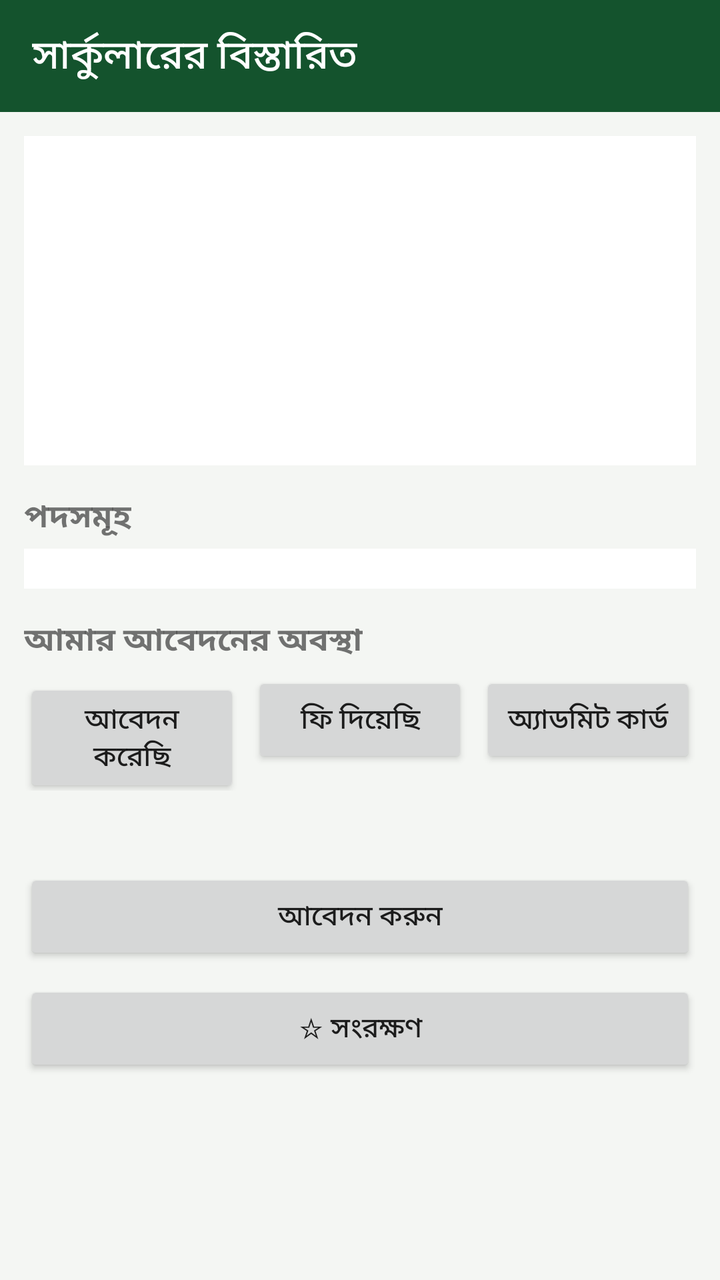
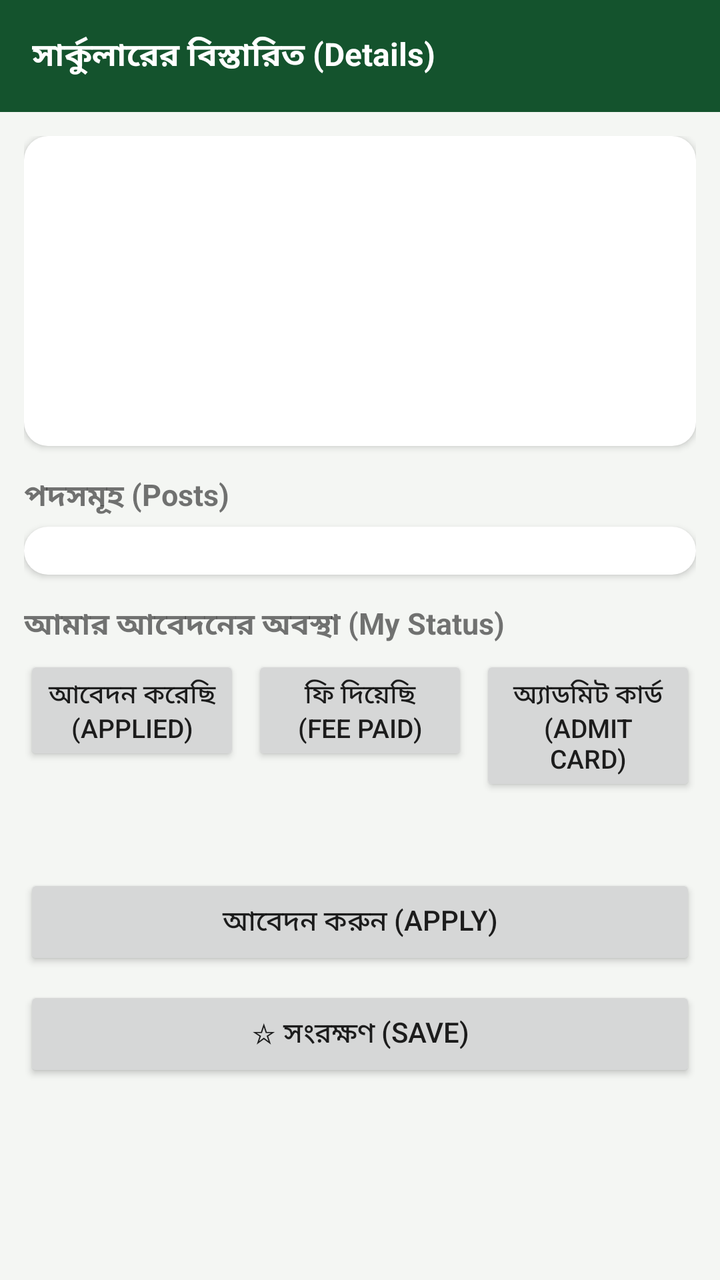

Two renders of the same Android screen: before a commit and after it. Below are the layout's source before the change and the commit's diff.
<!-- AndroidManifest.xml: application theme AppTheme -->
<!-- res/layout/activity_detail.xml -->
<?xml version="1.0" encoding="utf-8"?>
<LinearLayout xmlns:android="http://schemas.android.com/apk/res/android"
    android:layout_width="match_parent"
    android:layout_height="match_parent"
    android:orientation="vertical"
    android:background="@color/bg">

    <android.widget.Toolbar
        android:id="@+id/toolbar"
        android:layout_width="match_parent"
        android:layout_height="?android:attr/actionBarSize"
        android:background="@color/green_dark"
        android:titleTextColor="#ffffff"
        android:title="@string/detail_title" />

    <ScrollView
        android:layout_width="match_parent"
        android:layout_height="match_parent">
        <LinearLayout
            android:layout_width="match_parent"
            android:layout_height="wrap_content"
            android:orientation="vertical"
            android:padding="12dp">
            <LinearLayout
                android:layout_width="match_parent"
                android:layout_height="wrap_content"
                android:orientation="vertical"
                android:background="@color/card"
                android:padding="14dp">
                <TextView
                    android:id="@+id/org"
                    android:layout_width="wrap_content"
                    android:layout_height="wrap_content"
                    android:textSize="18sp"
                    android:textStyle="bold"
                    android:textColor="@color/text_dark" />
                <TextView
                    android:id="@+id/orgEn"
                    android:layout_width="wrap_content"
                    android:layout_height="wrap_content"
                    android:textColor="@color/text_grey"
                    android:textSize="13sp" />
                <TextView
                    android:id="@+id/metaLine"
                    android:layout_width="wrap_content"
                    android:layout_height="wrap_content"
                    android:layout_marginTop="6dp"
                    android:textSize="14sp" />
                <TextView
                    android:id="@+id/deadlineLine"
                    android:layout_width="wrap_content"
                    android:layout_height="wrap_content"
                    android:layout_marginTop="4dp"
                    android:textSize="14sp" />
                <TextView
                    android:id="@+id/cdText"
                    android:layout_width="wrap_content"
                    android:layout_height="wrap_content"
                    android:layout_marginTop="2dp"
                    android:textSize="15sp"
                    android:textStyle="bold"
                    android:textColor="@color/green_dark" />
                <TextView
                    android:id="@+id/sourceNote"
                    android:layout_width="wrap_content"
                    android:layout_height="wrap_content"
                    android:layout_marginTop="8dp"
                    android:textColor="@color/text_grey"
                    android:textSize="12sp" />
            </LinearLayout>

            <TextView
                android:layout_width="wrap_content"
                android:layout_height="wrap_content"
                android:text="পদসমূহ"
                android:textStyle="bold"
                android:textSize="16sp"
                android:layout_marginTop="14dp" />
            <LinearLayout
                android:id="@+id/postsBox"
                android:layout_width="match_parent"
                android:layout_height="wrap_content"
                android:orientation="vertical"
                android:background="@color/card"
                android:padding="10dp"
                android:layout_marginTop="4dp" />

            <TextView
                android:layout_width="wrap_content"
                android:layout_height="wrap_content"
                android:text="আমার আবেদনের অবস্থা"
                android:textStyle="bold"
                android:textSize="16sp"
                android:layout_marginTop="14dp" />
            <LinearLayout
                android:layout_width="match_parent"
                android:layout_height="wrap_content"
                android:orientation="horizontal"
                android:layout_marginTop="4dp">
                <Button
                    android:id="@+id/statusApplied"
                    android:layout_width="0dp"
                    android:layout_height="wrap_content"
                    android:layout_weight="1"
                    android:text="আবেদন করেছি" />
                <Button
                    android:id="@+id/statusFee"
                    android:layout_width="0dp"
                    android:layout_height="wrap_content"
                    android:layout_weight="1"
                    android:text="ফি দিয়েছি"
                    android:layout_marginLeft="6dp" />
                <Button
                    android:id="@+id/statusAdmit"
                    android:layout_width="0dp"
                    android:layout_height="wrap_content"
                    android:layout_weight="1"
                    android:text="অ্যাডমিট কার্ড"
                    android:layout_marginLeft="6dp" />
            </LinearLayout>
            <TextView
                android:id="@+id/statusText"
                android:layout_width="wrap_content"
                android:layout_height="wrap_content"
                android:layout_marginTop="6dp"
                android:textColor="@color/green_dark"
                android:textStyle="bold" />

            <Button
                android:id="@+id/applyBtn"
                android:layout_width="match_parent"
                android:layout_height="wrap_content"
                android:text="@string/apply"
                android:layout_marginTop="14dp" />
            <Button
                android:id="@+id/shortlistBtn"
                android:layout_width="match_parent"
                android:layout_height="wrap_content"
                android:text="@string/save_shortlist"
                android:layout_marginTop="8dp" />
        </LinearLayout>
    </ScrollView>
</LinearLayout>
<!-- resources referenced by this layout -->
<resources>
  <color name="bg">#f4f6f3</color>
  <color name="card">#ffffff</color>
  <color name="green_dark">#14532d</color>
  <color name="text_dark">#1a1a1a</color>
  <color name="text_grey">#5f6368</color>
  <string name="apply">আবেদন করুন</string>
  <string name="detail_title">সার্কুলারের বিস্তারিত</string>
  <string name="save_shortlist">☆ সংরক্ষণ</string>
  <style name="AppTheme" parent="android:Theme.Material.Light.NoActionBar">
          <item name="android:colorPrimary">@color/green_dark</item>
          <item name="android:colorPrimaryDark">@color/green_dark</item>
          <item name="android:colorAccent">@color/green</item>
          <item name="android:windowBackground">@color/bg</item>
      </style>
  <color name="green">#16a34a</color>
</resources>

<!-- the commit's change to res/layout/activity_detail.xml (unified diff, before → after) -->
@@ -3,7 +3,8 @@
     android:layout_width="match_parent"
     android:layout_height="match_parent"
     android:orientation="vertical"
-    android:background="@color/bg">
+    android:background="@color/bg"
+    android:fitsSystemWindows="true">
 
     <android.widget.Toolbar
         android:id="@+id/toolbar"
@@ -11,28 +12,33 @@
         android:layout_height="?android:attr/actionBarSize"
         android:background="@color/green_dark"
         android:titleTextColor="#ffffff"
+        android:titleTextAppearance="@style/ToolbarTitle"
         android:title="@string/detail_title" />
 
     <ScrollView
         android:layout_width="match_parent"
-        android:layout_height="match_parent">
+        android:layout_height="match_parent"
+        android:fillViewport="true">
         <LinearLayout
             android:layout_width="match_parent"
             android:layout_height="wrap_content"
             android:orientation="vertical"
-            android:padding="12dp">
+            android:padding="12dp"
+            android:paddingBottom="32dp">
             <LinearLayout
                 android:layout_width="match_parent"
                 android:layout_height="wrap_content"
                 android:orientation="vertical"
-                android:background="@color/card"
-                android:padding="14dp">
+                android:background="@drawable/card_bg"
+                android:elevation="2dp"
+                android:padding="12dp">
                 <TextView
                     android:id="@+id/org"
                     android:layout_width="wrap_content"
                     android:layout_height="wrap_content"
-                    android:textSize="18sp"
+                    android:textSize="17sp"
                     android:textStyle="bold"
+                    android:lineSpacingMultiplier="1.15"
                     android:textColor="@color/text_dark" />
                 <TextView
                     android:id="@+id/orgEn"
@@ -45,19 +51,20 @@
                     android:layout_width="wrap_content"
                     android:layout_height="wrap_content"
                     android:layout_marginTop="6dp"
-                    android:textSize="14sp" />
+                    android:textSize="13sp"
+                    android:lineSpacingMultiplier="1.15" />
                 <TextView
                     android:id="@+id/deadlineLine"
                     android:layout_width="wrap_content"
                     android:layout_height="wrap_content"
                     android:layout_marginTop="4dp"
-                    android:textSize="14sp" />
+                    android:textSize="13sp" />
                 <TextView
                     android:id="@+id/cdText"
                     android:layout_width="wrap_content"
                     android:layout_height="wrap_content"
                     android:layout_marginTop="2dp"
-                    android:textSize="15sp"
+                    android:textSize="14sp"
                     android:textStyle="bold"
                     android:textColor="@color/green_dark" />
                 <TextView
@@ -72,25 +79,26 @@
             <TextView
                 android:layout_width="wrap_content"
                 android:layout_height="wrap_content"
-                android:text="পদসমূহ"
+                android:text="পদসমূহ (Posts)"
                 android:textStyle="bold"
-                android:textSize="16sp"
+                android:textSize="15sp"
                 android:layout_marginTop="14dp" />
             <LinearLayout
                 android:id="@+id/postsBox"
                 android:layout_width="match_parent"
                 android:layout_height="wrap_content"
                 android:orientation="vertical"
-                android:background="@color/card"
-                android:padding="10dp"
+                android:background="@drawable/card_bg"
+                android:elevation="2dp"
+                android:padding="12dp"
                 android:layout_marginTop="4dp" />
 
             <TextView
                 android:layout_width="wrap_content"
                 android:layout_height="wrap_content"
-                android:text="আমার আবেদনের অবস্থা"
+                android:text="আমার আবেদনের অবস্থা (My Status)"
                 android:textStyle="bold"
-                android:textSize="16sp"
+                android:textSize="15sp"
                 android:layout_marginTop="14dp" />
             <LinearLayout
                 android:layout_width="match_parent"
@@ -102,20 +110,23 @@
                     android:layout_width="0dp"
                     android:layout_height="wrap_content"
                     android:layout_weight="1"
-                    android:text="আবেদন করেছি" />
+                    android:textSize="13sp"
+                    android:text="আবেদন করেছি (Applied)" />
                 <Button
                     android:id="@+id/statusFee"
                     android:layout_width="0dp"
                     android:layout_height="wrap_content"
                     android:layout_weight="1"
-                    android:text="ফি দিয়েছি"
+                    android:textSize="13sp"
+                    android:text="ফি দিয়েছি (Fee Paid)"
                     android:layout_marginLeft="6dp" />
                 <Button
                     android:id="@+id/statusAdmit"
                     android:layout_width="0dp"
                     android:layout_height="wrap_content"
                     android:layout_weight="1"
-                    android:text="অ্যাডমিট কার্ড"
+                    android:textSize="13sp"
+                    android:text="অ্যাডমিট কার্ড (Admit Card)"
                     android:layout_marginLeft="6dp" />
             </LinearLayout>
             <TextView
@@ -124,6 +135,7 @@
                 android:layout_height="wrap_content"
                 android:layout_marginTop="6dp"
                 android:textColor="@color/green_dark"
+                android:textSize="14sp"
                 android:textStyle="bold" />
 
             <Button
@@ -131,12 +143,14 @@
                 android:layout_width="match_parent"
                 android:layout_height="wrap_content"
                 android:text="@string/apply"
+                android:textSize="14sp"
                 android:layout_marginTop="14dp" />
             <Button
                 android:id="@+id/shortlistBtn"
                 android:layout_width="match_parent"
                 android:layout_height="wrap_content"
                 android:text="@string/save_shortlist"
+                android:textSize="14sp"
                 android:layout_marginTop="8dp" />
         </LinearLayout>
     </ScrollView>
<!-- resource entries referenced after the edit -->
@@ -1,13 +1,23 @@
 <!-- resources referenced by this layout -->
 <resources>
   <color name="bg">#f4f6f3</color>
-  <color name="card">#ffffff</color>
   <color name="green_dark">#14532d</color>
   <color name="text_dark">#1a1a1a</color>
   <color name="text_grey">#5f6368</color>
-  <string name="apply">আবেদন করুন</string>
-  <string name="detail_title">সার্কুলারের বিস্তারিত</string>
-  <string name="save_shortlist">☆ সংরক্ষণ</string>
+  <!-- drawable card_bg (drawable) -->
+  <?xml version="1.0" encoding="utf-8"?>
+  <shape xmlns:android="http://schemas.android.com/apk/res/android"
+      android:shape="rectangle">
+      <solid android:color="#ffffff" />
+      <corners android:radius="12dp" />
+  </shape>
+  <string name="apply">আবেদন করুন (Apply)</string>
+  <string name="detail_title">সার্কুলারের বিস্তারিত (Details)</string>
+  <string name="save_shortlist">☆ সংরক্ষণ (Save)</string>
+  <style name="ToolbarTitle">
+          <item name="android:textSize">16sp</item>
+          <item name="android:textStyle">bold</item>
+      </style>
   <style name="AppTheme" parent="android:Theme.Material.Light.NoActionBar">
           <item name="android:colorPrimary">@color/green_dark</item>
           <item name="android:colorPrimaryDark">@color/green_dark</item>
